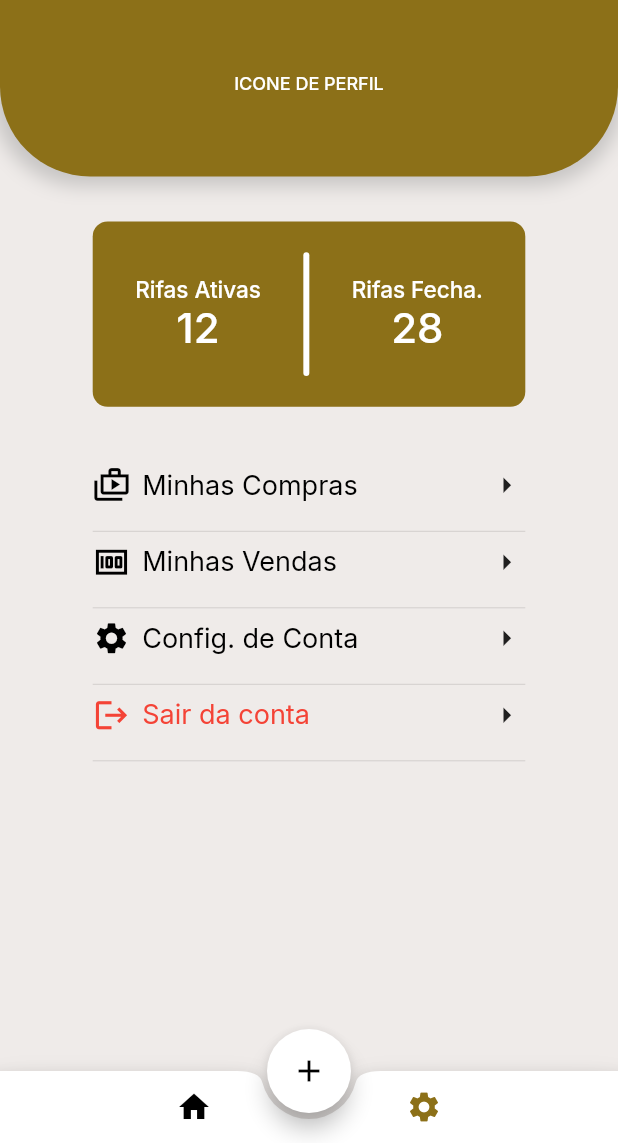
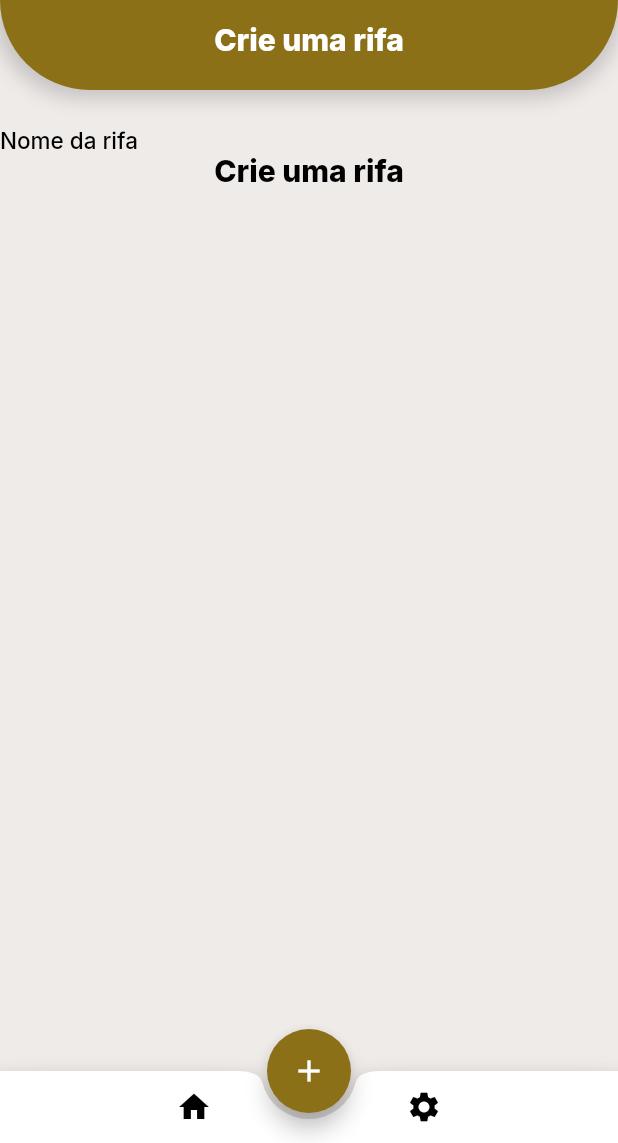
Before and after one commit to diegodanielsantana00/vexa-rifas, a Flutter app: the CreateRifaScreen screen opened directly, on a phone screen of 412 x 824 dp, the part 93-1236 px from its top. Run offline on Flutter 3.47's test engine with Material 2 defaults, Android fonts, the phone set to English and light mode, and no system bars; our stand-ins replace google_fonts, hexcolor.

Commit message:
Start Code Create Rifa

```diff
--- a/lib/screens/ConfigScreen.dart
+++ b/lib/screens/ConfigScreen.dart
@@ -3,6 +3,7 @@ import 'package:vexa_rifas/controller/BuildWidgets.dart';
 import 'package:vexa_rifas/controller/Routes.dart';
 import 'package:vexa_rifas/controller/ultis.dart';
 import 'package:vexa_rifas/screens/ConfigScreen.dart';
+import 'package:vexa_rifas/screens/CreateRifaScreen.dart';
 import 'package:vexa_rifas/screens/HomeScreen.dart';
 
 class ConfigScreen extends StatefulWidget {
@@ -37,7 +38,9 @@ class _ConfigScreenState extends State<ConfigScreen> {
       backgroundColor: Colors.brown[50],
       floatingActionButtonLocation: FloatingActionButtonLocation.centerDocked,
       floatingActionButton: FloatingActionButton(
-        onPressed: () {},
+        onPressed: () {
+          utils().navigatorToNoReturnNoAnimated(context, CreateRifaScreen());
+        },
         backgroundColor: Colors.white,
         child: Icon(
           Icons.add,
@@ -103,11 +106,13 @@ class _ConfigScreenState extends State<ConfigScreen> {
                     child: Column(
                       children: [
                         Container(
-                          height: BuildWidgets().getSize(context).height * 0.15,
+                            height:
+                                BuildWidgets().getSize(context).height * 0.15,
                             width: BuildWidgets().getSize(context).width * 0.7,
                             decoration: BoxDecoration(
                               color: AplicativoCollor,
-                            borderRadius: BorderRadius.all(Radius.circular(10)),
+                              borderRadius:
+                                  BorderRadius.all(Radius.circular(10)),
                             ),
                             child: Row(
                               mainAxisAlignment: MainAxisAlignment.spaceEvenly,
@@ -115,28 +120,44 @@ class _ConfigScreenState extends State<ConfigScreen> {
                                 Column(
                                   mainAxisAlignment: MainAxisAlignment.center,
                                   children: [
-                              BuildWidgets().buildTextFont(context, 15, FontWeight.w500, "Rifas Ativas", Colors.white),
-                              BuildWidgets().buildTextFont(context, 28, FontWeight.w500, "12", Colors.white)
+                                    BuildWidgets().buildTextFont(
+                                        context,
+                                        15,
+                                        FontWeight.w500,
+                                        "Rifas Ativas",
+                                        Colors.white),
+                                    BuildWidgets().buildTextFont(context, 28,
+                                        FontWeight.w500, "12", Colors.white)
                                   ],
                                 ),
                                 SizedBox(
-                            child: Container(decoration: BoxDecoration(
+                                  child: Container(
+                                    decoration: BoxDecoration(
                                       color: Colors.white,
-                            borderRadius: BorderRadius.all(Radius.circular(10)),
-                          ),),
+                                      borderRadius:
+                                          BorderRadius.all(Radius.circular(10)),
+                                    ),
+                                  ),
                                   width: 4,
-                            height: BuildWidgets().getSize(context).height * 0.1,),
+                                  height:
+                                      BuildWidgets().getSize(context).height *
+                                          0.1,
+                                ),
                                 Column(
                                   mainAxisAlignment: MainAxisAlignment.center,
-
                                   children: [
-                              BuildWidgets().buildTextFont(context, 15, FontWeight.w500, "Rifas Fecha.", Colors.white),
-                              BuildWidgets().buildTextFont(context, 28, FontWeight.w500, "28", Colors.white)
+                                    BuildWidgets().buildTextFont(
+                                        context,
+                                        15,
+                                        FontWeight.w500,
+                                        "Rifas Fecha.",
+                                        Colors.white),
+                                    BuildWidgets().buildTextFont(context, 28,
+                                        FontWeight.w500, "28", Colors.white)
                                   ],
                                 ),
-
-                          ],)
-                        ),
+                              ],
+                            )),
                         SizedBox(
                           height: 40,
                         ),
--- a/lib/screens/CreateRifaScreen.dart
+++ b/lib/screens/CreateRifaScreen.dart
@@ -38,10 +38,10 @@ class _CreateRifaScreenState extends State<CreateRifaScreen> {
       floatingActionButtonLocation: FloatingActionButtonLocation.centerDocked,
       floatingActionButton: FloatingActionButton(
         onPressed: () {},
-        backgroundColor: Colors.white,
+        backgroundColor: AplicativoCollor,
         child: Icon(
           Icons.add,
-          color: Colors.black,
+          color: Colors.white,
         ),
       ),
       bottomNavigationBar: BottomAppBar(
@@ -61,7 +61,7 @@ class _CreateRifaScreenState extends State<CreateRifaScreen> {
                 onPressed: () {},
                 icon: Icon(
                   Icons.settings,
-                  color: AplicativoCollor,
+                  color: Colors.black,
                 ))
           ],
         ),
@@ -69,7 +69,7 @@ class _CreateRifaScreenState extends State<CreateRifaScreen> {
       body: Column(
         children: [
           Container(
-              height: BuildWidgets().getSize(context).height * 0.15,
+              height: BuildWidgets().getSize(context).height * 0.08,
               width: BuildWidgets().getSize(context).width,
               decoration: BoxDecoration(
                 color: AplicativoCollor,
@@ -88,74 +88,21 @@ class _CreateRifaScreenState extends State<CreateRifaScreen> {
               child: Column(
                 mainAxisAlignment: MainAxisAlignment.center,
                 children: [
-                  BuildWidgets().buildTextFont(context, 12, FontWeight.w500,
-                      "ICONE DE PERFIL", Colors.white),
+                  BuildWidgets().buildTextFont(context, 20, FontWeight.w800,
+                      "Crie uma rifa", Colors.white),
                 ],
               )),
           Expanded(
-            child: Column(
-              children: [
-                SizedBox(
-                  height: 30,
-                ),
-                Container(
-                    width: BuildWidgets().getSize(context).width * 0.7,
-                    child: Column(
-                      children: [
-                        Container(
-                          height: BuildWidgets().getSize(context).height * 0.15,
-                          width: BuildWidgets().getSize(context).width * 0.7,
-                          decoration: BoxDecoration(
-                            color: AplicativoCollor,
-                            borderRadius: BorderRadius.all(Radius.circular(10)),
-                          ),
-                          child: Row(
-                            mainAxisAlignment: MainAxisAlignment.spaceEvenly,
-                            children: [
-                            Column(
-                              mainAxisAlignment: MainAxisAlignment.center,
-                            children: [
-                              BuildWidgets().buildTextFont(context, 15, FontWeight.w500, "Rifas Ativas", Colors.white),
-                              BuildWidgets().buildTextFont(context, 28, FontWeight.w500, "12", Colors.white)
-                            ],
-                          ),
-                          SizedBox(
-                            child: Container(decoration: BoxDecoration(
-                            color: Colors.white,
-                            borderRadius: BorderRadius.all(Radius.circular(10)),
-                          ),),
-                            width: 4,
-                            height: BuildWidgets().getSize(context).height * 0.1,),
-                          Column(
-                              mainAxisAlignment: MainAxisAlignment.center,
-
-                            children: [
-                              BuildWidgets().buildTextFont(context, 15, FontWeight.w500, "Rifas Fecha.", Colors.white),
-                              BuildWidgets().buildTextFont(context, 28, FontWeight.w500, "28", Colors.white)
-                            ],
-                          ),
-
-                          ],)
-                        ),
-                        SizedBox(
-                          height: 40,
-                        ),
-                        BuildWidgets().buildTopicsConfig(
-                            context,
-                            "Minhas Compras",
-                            Icons.shop_2_outlined,
-                            Colors.black),
-                        BuildWidgets().buildTopicsConfig(context,
-                            "Minhas Vendas", Icons.money, Colors.black),
-                        BuildWidgets().buildTopicsConfig(context,
-                            "Config. de Conta", Icons.settings, Colors.black),
-                        BuildWidgets().buildTopicsConfig(
-                            context, "Sair da conta", Icons.logout, Colors.red),
-                      ],
-                    )),
-              ],
-            ),
-          )
+              child: Column(
+            children: [
+              SizedBox(height: BuildWidgets().getSize(context).height*0.03,),
+              Row(children: [
+                BuildWidgets().buildTextFont(context, 15, FontWeight.w500, "Nome da rifa", Colors.black),
+              ],),
+              BuildWidgets().buildTextFont(
+                  context, 20, FontWeight.w800, "Crie uma rifa", Colors.black),
+            ],
+          ))
         ],
       ),
     );
```
Lines whose indentation alone changed are shown as unchanged.
